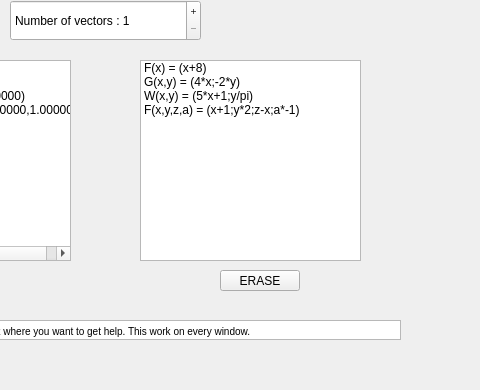
The window that Affichage/Sources/mainwindow.ui (Samy206/Evaluation_vectorielle) describes before a commit, drawn with Qt 5; both pictures show x 270 to 750 and y 150 to 540 of the 750 by 540 pixel window.
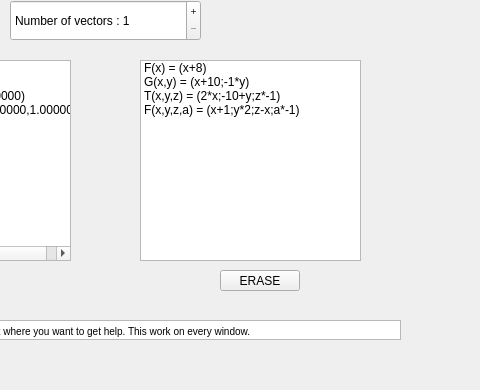
The same window after the commit.

```diff
--- a/Affichage/Sources/mainwindow.ui
+++ b/Affichage/Sources/mainwindow.ui
@@ -103,12 +103,12 @@
     </item>
     <item>
      <property name="text">
-      <string>G(x,y) = (4*x;-2*y)</string>
+      <string>G(x,y) = (x+10;-1*y)</string>
      </property>
     </item>
     <item>
      <property name="text">
-      <string>W(x,y) = (5*x+1;y/pi)</string>
+      <string>T(x,y,z) = (2*x;-10+y;z*-1)</string>
      </property>
     </item>
     <item>
```
